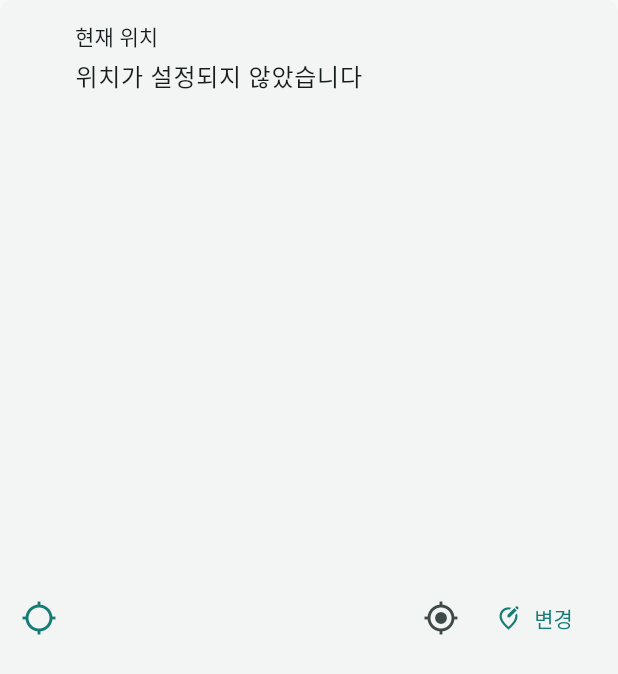
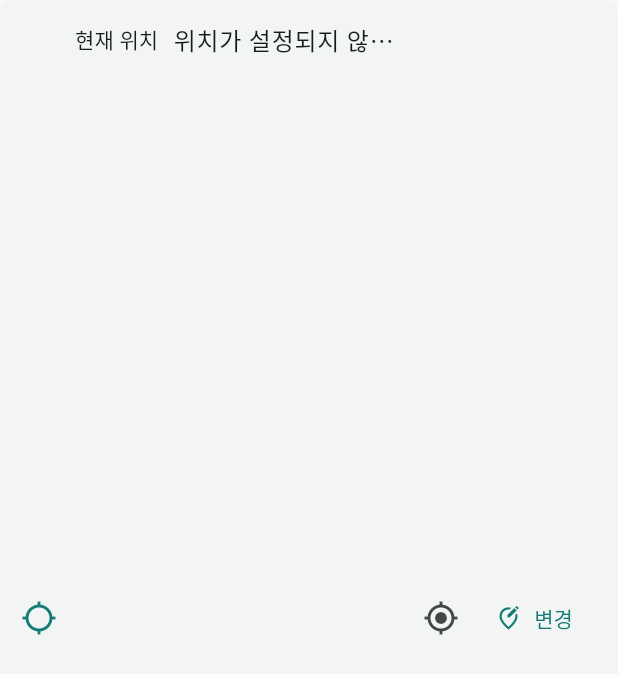
Before and after one commit to neopian/DaisyOne-Malaga, a Flutter app: the LocationInputSection widget shown alone on an empty page, opened directly with empty values, on a phone screen of 412 x 824 dp. Shown: the top 674 px of the screen. Run offline on Flutter 3.47's test engine with Material 3 defaults, Android fonts, the phone set to English and light mode, and no system bars; our stand-ins replace flutter_map, flutter_riverpod, geocoding, geolocator, go_router, image_picker and 3 more; accounts and stored records are empty.

Commit message:
Refine question form layout

```diff
--- a/lib/shared/widgets/location_input_section.dart
+++ b/lib/shared/widgets/location_input_section.dart
@@ -13,6 +13,9 @@ class LocationInputSection extends StatelessWidget {
     required this.onUseCurrentLocation,
     this.errorText,
     this.lockCountry = false,
+    this.showActions = true,
+    this.emptyText = '위치가 설정되지 않았습니다',
+    this.loadingText = '위치 확인 중',
   });
 
   final TextEditingController countryController;
@@ -25,6 +28,9 @@ class LocationInputSection extends StatelessWidget {
   final VoidCallback onUseCurrentLocation;
   final String? errorText;
   final bool lockCountry;
+  final bool showActions;
+  final String emptyText;
+  final String loadingText;
 
   String get _locationLabel {
     final country = countryController.text.trim();
@@ -53,10 +59,11 @@ class _LocationSummary extends StatelessWidget {
   Widget build(BuildContext context) {
     final scheme = Theme.of(context).colorScheme;
     final label = section._locationLabel;
+    final hasLocation = label.isNotEmpty;
     final statusText = label.isEmpty
         ? section.isLoading
-              ? '위치 확인 중'
-              : '위치가 설정되지 않았습니다'
+              ? section.loadingText
+              : section.errorText ?? section.emptyText
         : label;
 
     return DecoratedBox(
@@ -69,7 +76,7 @@ class _LocationSummary extends StatelessWidget {
         child: Row(
           children: [
             Icon(
-              label.isEmpty ? Icons.location_searching : Icons.place_outlined,
+              hasLocation ? Icons.place_outlined : Icons.location_searching,
               color: scheme.primary,
             ),
             const SizedBox(width: 12),
@@ -77,15 +84,24 @@ class _LocationSummary extends StatelessWidget {
               child: Column(
                 crossAxisAlignment: CrossAxisAlignment.start,
                 children: [
-                  Text('현재 위치', style: Theme.of(context).textTheme.labelLarge),
-                  const SizedBox(height: 3),
+                  Row(
+                    children: [
                       Text(
+                        '현재 위치',
+                        style: Theme.of(context).textTheme.labelLarge,
+                      ),
+                      const SizedBox(width: 10),
+                      Expanded(
+                        child: Text(
                           statusText,
-                    maxLines: 2,
+                          maxLines: 1,
                           overflow: TextOverflow.ellipsis,
                           style: Theme.of(context).textTheme.bodyLarge,
                         ),
-                  if (section.errorText != null) ...[
+                      ),
+                    ],
+                  ),
+                  if (section.errorText != null && hasLocation) ...[
                     const SizedBox(height: 4),
                     Text(
                       section.errorText!,
@@ -107,12 +123,13 @@ class _LocationSummary extends StatelessWidget {
                   child: CircularProgressIndicator(strokeWidth: 2),
                 ),
               )
-            else
+            else if (section.showActions)
               IconButton(
                 tooltip: '현재 위치 새로고침',
                 onPressed: section.onUseCurrentLocation,
                 icon: const Icon(Icons.my_location_outlined),
               ),
+            if (section.showActions)
               TextButton.icon(
                 onPressed: section.onEdit,
                 icon: const Icon(Icons.edit_location_alt_outlined),
```
Also changed, not shown: lib/features/questions/create_question_page.dart (+67 -79 lines). Lines whose indentation alone changed are shown as unchanged.
